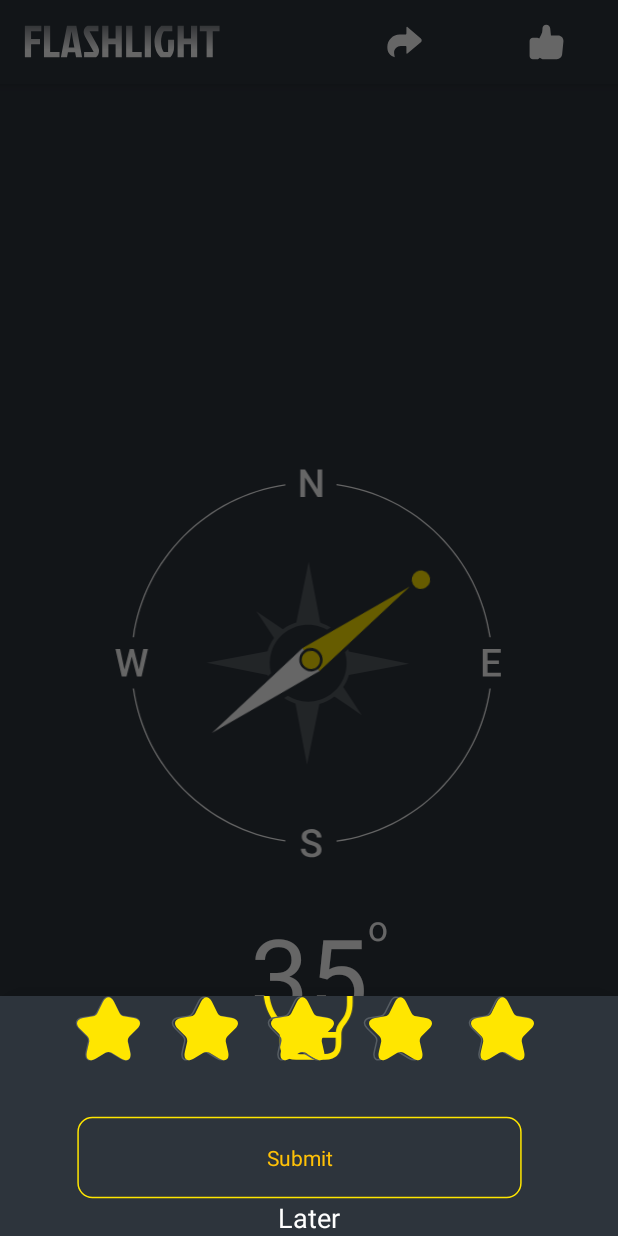
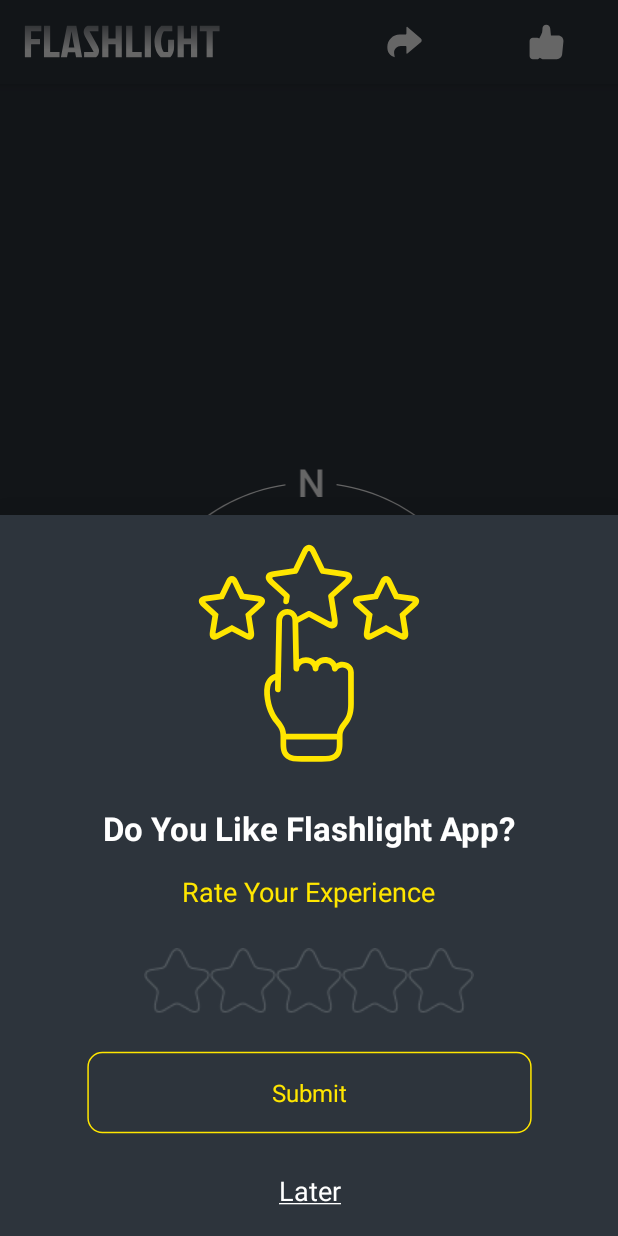
Before and after one commit to Mohd-Sohaib/FlashLight, an Android app: the CompassFrag screen opened through its navigation route, after a tap on an icon or button, on a phone screen of 412 x 824 dp. Run offline under Robolectric (Android 15) with nearby library versions, the phone set to English and light mode, and no system bars; 1 statement that could not run was skipped.

Commit message:
Update Design,Add New Functionality and Bug Fix

```diff
--- a/app/build.gradle
+++ b/app/build.gradle
@@ -42,8 +42,9 @@ dependencies {
     implementation 'androidx.appcompat:appcompat:1.6.1'
     implementation 'com.google.android.material:material:1.9.0'
     implementation 'androidx.constraintlayout:constraintlayout:2.1.4'
-    implementation 'androidx.navigation:navigation-fragment-ktx:2.5.3'
-    implementation 'androidx.navigation:navigation-ui-ktx:2.5.3'
+    implementation 'androidx.navigation:navigation-fragment-ktx:2.6.0'
+    implementation 'androidx.navigation:navigation-ui-ktx:2.6.0'
+    implementation 'androidx.core:core-ktx:1.10.1'
     testImplementation 'junit:junit:4.13.2'
     androidTestImplementation 'androidx.test.ext:junit:1.1.5'
     androidTestImplementation 'androidx.test.espresso:espresso-core:3.5.1'
--- a/app/src/main/AndroidManifest.xml
+++ b/app/src/main/AndroidManifest.xml
@@ -1,6 +1,12 @@
 <?xml version="1.0" encoding="utf-8"?>
 <manifest xmlns:android="http://schemas.android.com/apk/res/android"
     xmlns:tools="http://schemas.android.com/tools">
+
+    <uses-permission android:name="android.permission.CAMERA"/>
+    <uses-permission android:name="android.permission.FLASHLIGHT"/>
+    <uses-feature android:name="android.hardware.camera"/>
+    <uses-feature android:name="android.hardware.camera.flash"/>
+
 
     <application
         android:allowBackup="true"
--- a/app/src/main/java/com/example/flashlight/HomeFrag.kt
+++ b/app/src/main/java/com/example/flashlight/HomeFrag.kt
@@ -1,17 +1,39 @@
 package com.example.flashlight
 
+import android.annotation.SuppressLint
+import android.app.AlertDialog
+import android.content.Context
+import android.content.DialogInterface
+import android.content.pm.PackageManager
+import android.graphics.Camera
+import android.hardware.camera2.CameraAccessException
+import android.hardware.camera2.CameraManager
+import android.hardware.camera2.CameraManager.TorchCallback
+import android.os.BatteryManager
+import android.os.Build
 import android.os.Bundle
 import androidx.fragment.app.Fragment
 import android.view.LayoutInflater
 import android.view.View
 import android.view.ViewGroup
+import android.widget.Toast
+import androidx.core.content.ContextCompat.getSystemService
+import androidx.core.content.getSystemService
 import androidx.navigation.fragment.findNavController
 import com.example.flashlight.databinding.FragmentHomeBinding
+import java.lang.reflect.Parameter
 
 
 class HomeFrag : Fragment() {
     private var _binding : FragmentHomeBinding ?= null
     private val binding get() = _binding!!
+
+    private lateinit var cameraManager: CameraManager
+    private lateinit var cameraId : String
+    private lateinit var batteryManager: BatteryManager
+    private lateinit var torchCallback: TorchCallback
+
+
     override fun onCreateView(
         inflater: LayoutInflater, container: ViewGroup?,
         savedInstanceState: Bundle?
@@ -19,15 +41,35 @@ class HomeFrag : Fragment() {
         // Inflate the layout for this fragment
         _binding = FragmentHomeBinding.inflate(inflater,container,false)
 
+        val isFlashAvailable = requireContext().packageManager.hasSystemFeature(PackageManager.FEATURE_CAMERA_FLASH)
+        if(!isFlashAvailable){
+           Toast.makeText(requireContext(),"Flash Not found...!", Toast.LENGTH_SHORT).show()
+        }
+
+
+        batteryManager = activity?.getSystemService(Context.BATTERY_SERVICE) as BatteryManager
+
+        cameraManager = activity?.getSystemService(Context.CAMERA_SERVICE) as CameraManager
+        try {
+            cameraId = cameraManager.cameraIdList[0]
+        }catch (e : CameraAccessException){
+            e.printStackTrace()
+        }
         return binding.root
     }
 
+    @SuppressLint("SetTextI18n")
     override fun onViewCreated(view: View, savedInstanceState: Bundle?) {
         super.onViewCreated(view, savedInstanceState)
 
         binding.btnOn.visibility = View.INVISIBLE
         binding.imgLightOn.visibility = View.INVISIBLE
         binding.txtTorchOn.visibility = View.INVISIBLE
+        binding.line1.visibility = View.INVISIBLE
+        binding.line2.visibility = View.INVISIBLE
+        binding.line3.visibility = View.INVISIBLE
+        binding.line4.visibility = View.INVISIBLE
+        binding.line5.visibility = View.INVISIBLE
 
         binding.btnOff.setOnClickListener {
             binding.btnOff.visibility = View.INVISIBLE
@@ -36,6 +78,7 @@ class HomeFrag : Fragment() {
             binding.imgLightOn.visibility = View.VISIBLE
             binding.txtTorchOff.visibility = View.INVISIBLE
             binding.txtTorchOn.visibility = View.VISIBLE
+            flashLightOFF()
         }
 
         binding.btnOn.setOnClickListener {
@@ -45,11 +88,64 @@ class HomeFrag : Fragment() {
             binding.imgLightOff.visibility = View.VISIBLE
             binding.txtTorchOn.visibility = View.INVISIBLE
             binding.txtTorchOff.visibility = View.VISIBLE
+            flashLightON()
         }
 
         binding.imgCompass.setOnClickListener {
             findNavController().navigate(R.id.action_homeFrag_to_compassFrag)
         }
+
+        val percentage = batteryManager.getIntProperty(BatteryManager.BATTERY_PROPERTY_CAPACITY)
+        binding.txtBatteryPercentage.text = "$percentage%"
+        if(percentage <= 20){
+            binding.line1.visibility = View.VISIBLE
+        }else if(percentage < 45){
+            binding.line1.visibility = View.VISIBLE
+            binding.line2.visibility = View.VISIBLE
+        }else if(percentage < 65){
+            binding.line1.visibility = View.VISIBLE
+            binding.line2.visibility = View.VISIBLE
+            binding.line3.visibility = View.VISIBLE
+        }else if(percentage <= 90){
+            binding.line1.visibility = View.VISIBLE
+            binding.line2.visibility = View.VISIBLE
+            binding.line3.visibility = View.VISIBLE
+            binding.line4.visibility = View.VISIBLE
+        }else{
+            binding.line1.visibility = View.VISIBLE
+            binding.line2.visibility = View.VISIBLE
+            binding.line3.visibility = View.VISIBLE
+            binding.line4.visibility = View.VISIBLE
+            binding.line5.visibility = View.VISIBLE
+        }
     }
 
+
+    private fun flashLightON() {
+       try {
+           cameraManager.setTorchMode(cameraId,false)
+       }catch (e : CameraAccessException){
+           e.printStackTrace()
+       }
+    }
+
+    private fun flashLightOFF() {
+        try {
+            cameraManager.setTorchMode(cameraId,true)
+        }catch (e : CameraAccessException){
+            e.printStackTrace()
+        }
+    }
+
+    override fun onDestroy() {
+        super.onDestroy()
+        _binding = null
+
+        try {
+            cameraManager.setTorchMode(cameraId,false)
+        }catch (e : CameraAccessException){
+            e.printStackTrace()
+        }
+
+    }
 }
--- /dev/null
+++ b/app/src/main/java/com/example/flashlight/viewModel/mainViewModel.kt
@@ -0,0 +1,7 @@
+package com.example.flashlight.viewModel
+
+import android.os.BatteryManager
+import androidx.lifecycle.ViewModel
+
+class mainViewModel : ViewModel() {
+}
--- /dev/null
+++ b/app/src/main/res/drawable/custom_rating_bar.xml
@@ -0,0 +1,13 @@
+<?xml version="1.0" encoding="utf-8"?>
+<layer-list xmlns:android="http://schemas.android.com/apk/res/android">
+
+    <item android:id="@android:id/background"
+        android:drawable="@drawable/star_empty"/>
+
+    <item android:id="@android:id/secondaryProgress"
+        android:drawable="@drawable/star_empty"
+        />
+    <item android:id="@android:id/progress"
+        android:drawable="@drawable/star_fill"
+        />
+</layer-list>
--- /dev/null
+++ b/app/src/main/res/drawable/rating_empty.xml
@@ -0,0 +1,17 @@
+<?xml version="1.0" encoding="utf-8"?>
+<selector xmlns:android="http://schemas.android.com/apk/res/android">
+
+    <item android:state_pressed="true"
+        android:state_window_focused="true"
+        android:drawable="@drawable/star_empty" />
+
+    <item android:state_focused="true"
+        android:state_window_focused="true"
+        android:drawable="@drawable/star_empty"/>
+
+    <item android:state_selected="true"
+        android:state_window_focused="true"
+        android:drawable="@drawable/star_empty"/>
+
+    <item android:drawable="@drawable/star_empty"/>
+</selector>
--- /dev/null
+++ b/app/src/main/res/drawable/rating_fill.xml
@@ -0,0 +1,19 @@
+<?xml version="1.0" encoding="utf-8"?>
+<selector xmlns:android="http://schemas.android.com/apk/res/android">
+
+    <item android:state_pressed="true"
+        android:state_window_focused="true"
+        android:drawable="@drawable/star_fill"/>
+
+    <item android:state_focused="true"
+        android:state_window_focused="true"
+        android:drawable="@drawable/star_fill"/>
+
+
+    <item android:state_selected="true"
+        android:state_window_focused="true"
+        android:drawable="@drawable/star_fill"/>
+
+
+    <item android:drawable="@drawable/star_fill"/>
+</selector>
--- a/app/src/main/res/drawable/rounded_dialog.xml
+++ b/app/src/main/res/drawable/rounded_dialog.xml
@@ -1,7 +1,6 @@
 <?xml version="1.0" encoding="utf-8"?>
 <shape xmlns:android="http://schemas.android.com/apk/res/android"
     android:shape="rectangle">
-
     <solid android:color="@color/home_frag_bg"/>
     <corners android:topLeftRadius="18dp"
         android:topRightRadius="18dp"/>
--- a/app/src/main/res/layout/fragment_bottom_sheet_rating.xml
+++ b/app/src/main/res/layout/fragment_bottom_sheet_rating.xml
@@ -5,200 +5,92 @@
     android:layout_width="match_parent"
     android:layout_height="wrap_content"
     android:background="@color/home_frag_bg"
-    tools:context=".BottomSheetRatingFrag" >
+    tools:context=".BottomSheetRatingFrag">
 
     <ImageView
-        android:id="@+id/imageView"
+        android:id="@+id/img_star_top"
         android:layout_width="wrap_content"
         android:layout_height="wrap_content"
-        android:layout_marginTop="16dp"
-        android:contentDescription="@null"
+        android:layout_marginTop="15dp"
+        android:layout_marginBottom="25dp"
         android:src="@drawable/ic_dialog_rating"
-        app:layout_constraintBottom_toTopOf="@+id/textView3"
+        app:layout_constraintBottom_toTopOf="@+id/text_View"
         app:layout_constraintEnd_toEndOf="parent"
-        app:layout_constraintHorizontal_bias="0.498"
         app:layout_constraintStart_toStartOf="parent"
-        app:layout_constraintTop_toTopOf="parent" />
+        app:layout_constraintTop_toTopOf="parent"
+        app:layout_constraintVertical_bias="0.13"
+        android:contentDescription="@null" />
 
     <TextView
-        android:id="@+id/textView3"
+        android:id="@+id/text_View"
         android:layout_width="wrap_content"
         android:layout_height="wrap_content"
+        android:layout_marginBottom="15dp"
         android:text="@string/txt_question"
-        android:layout_marginBottom="11dp"
         android:textColor="@color/white"
         android:textSize="22sp"
         android:textStyle="bold"
-        app:layout_constraintBottom_toTopOf="@+id/textView4"
-        app:layout_constraintEnd_toEndOf="@+id/imageView"
-        app:layout_constraintHorizontal_bias="0.453"
-        app:layout_constraintStart_toStartOf="@+id/imageView" />
+        app:layout_constraintBottom_toTopOf="@+id/textViewRate"
+        app:layout_constraintEnd_toEndOf="parent"
+        app:layout_constraintStart_toStartOf="parent" />
 
     <TextView
-        android:id="@+id/textView4"
+        android:id="@+id/textViewRate"
         android:layout_width="wrap_content"
         android:layout_height="wrap_content"
-        android:layout_marginBottom="8dp"
+        android:layout_marginBottom="25dp"
         android:text="@string/txt_rate"
-        android:textColor="#FFC107"
-        android:textSize="20sp"
-        app:layout_constraintBottom_toTopOf="@+id/star_3"
-        app:layout_constraintEnd_toEndOf="@+id/textView3"
-        app:layout_constraintHorizontal_bias="0.576"
-        app:layout_constraintStart_toStartOf="@+id/textView3"
-        tools:ignore="MissingConstraints" />
+        android:textColor="@color/yellow"
+        android:textSize="18sp"
+        app:layout_constraintBottom_toTopOf="@+id/ratingBar"
+        app:layout_constraintEnd_toEndOf="parent"
+        app:layout_constraintStart_toStartOf="parent" />
+
+    <RatingBar
+        android:id="@+id/ratingBar"
+        android:layout_width="wrap_content"
+        android:layout_height="wrap_content"
+        android:layout_marginBottom="25dp"
+        android:numStars="5"
+        android:stepSize="1"
+        style="@style/CustomRatingBarStyle"
+        app:layout_constraintBottom_toTopOf="@+id/img_submit"
+        app:layout_constraintEnd_toEndOf="@+id/textViewRate"
+        app:layout_constraintStart_toStartOf="@+id/textViewRate"
+        android:contentDescription="@null"/>
 
     <ImageView
-        android:id="@+id/star_1"
+        android:id="@+id/img_submit"
         android:layout_width="wrap_content"
         android:layout_height="wrap_content"
-        android:layout_marginStart="50dp"
-        android:src="@drawable/ic_nil_star"
-        app:layout_constraintBottom_toBottomOf="@+id/star_2"
-        app:layout_constraintStart_toStartOf="parent"
-        app:layout_constraintTop_toTopOf="@+id/star_2"
-        android:contentDescription="@null" />
-
-    <ImageView
-        android:id="@+id/star_2"
-        android:layout_width="wrap_content"
-        android:layout_height="wrap_content"
-        android:layout_marginStart="20dp"
-        android:src="@drawable/ic_nil_star"
-        app:layout_constraintBottom_toBottomOf="@+id/star_3"
-        app:layout_constraintStart_toEndOf="@+id/star_1"
-        app:layout_constraintTop_toTopOf="@+id/star_3"
-        android:contentDescription="@null" />
-
-    <ImageView
-        android:id="@+id/star_3"
-        android:layout_width="wrap_content"
-        android:layout_height="wrap_content"
-        android:layout_marginStart="20dp"
-        android:src="@drawable/ic_nil_star"
-        app:layout_constraintBottom_toBottomOf="@+id/star_4"
-        app:layout_constraintStart_toEndOf="@+id/star_2"
-        app:layout_constraintTop_toTopOf="@+id/star_4"
-        android:contentDescription="@null" />
-
-    <ImageView
-        android:id="@+id/star_4"
-        android:layout_width="wrap_content"
-        android:layout_height="wrap_content"
-        android:layout_marginStart="20dp"
-        android:src="@drawable/ic_nil_star"
-        app:layout_constraintBottom_toBottomOf="@+id/star_5"
-        app:layout_constraintStart_toEndOf="@+id/star_3"
-        app:layout_constraintTop_toTopOf="@+id/star_5"
-        app:layout_constraintVertical_bias="0.0"
-        android:contentDescription="@null" />
-
-    <ImageView
-        android:id="@+id/star_5"
-        android:layout_width="wrap_content"
-        android:layout_height="wrap_content"
-        android:layout_marginStart="20dp"
-        android:layout_marginEnd="50dp"
-        android:contentDescription="@null"
-        android:src="@drawable/ic_nil_star"
-        app:layout_constraintEnd_toEndOf="parent"
-        app:layout_constraintStart_toEndOf="@+id/star_4"
-        tools:ignore="MissingConstraints"
-        tools:layout_editor_absoluteY="302dp" />
-
-    <ImageView
-        android:id="@+id/fill_star_1"
-        android:layout_width="wrap_content"
-        android:layout_height="wrap_content"
-        android:layout_marginStart="51dp"
-        android:src="@drawable/ic_full_star"
-        app:layout_constraintBottom_toBottomOf="@+id/fill_star_2"
-        app:layout_constraintStart_toStartOf="parent"
-        app:layout_constraintTop_toTopOf="@+id/fill_star_2"
-        android:contentDescription="@null" />
-
-    <ImageView
-        android:id="@+id/fill_star_2"
-        android:layout_width="wrap_content"
-        android:layout_height="wrap_content"
-        android:layout_marginStart="23dp"
-        android:contentDescription="@null"
-        android:src="@drawable/ic_full_star"
-        app:layout_constraintBottom_toBottomOf="@+id/fill_star_3"
-        app:layout_constraintStart_toEndOf="@+id/fill_star_1"
-        app:layout_constraintTop_toTopOf="@+id/fill_star_3"
-        app:layout_constraintVertical_bias="0.0" />
-
-    <ImageView
-        android:id="@+id/fill_star_3"
-        android:layout_width="wrap_content"
-        android:layout_height="wrap_content"
-        android:layout_marginStart="22dp"
-        android:src="@drawable/ic_full_star"
-        app:layout_constraintBottom_toBottomOf="@+id/fill_star_4"
-        app:layout_constraintStart_toEndOf="@+id/fill_star_2"
-        app:layout_constraintTop_toTopOf="@+id/fill_star_4"
-        android:contentDescription="@null" />
-
-    <ImageView
-        android:id="@+id/fill_star_4"
-        android:layout_width="wrap_content"
-        android:layout_height="wrap_content"
-        android:layout_marginStart="23dp"
-        android:src="@drawable/ic_full_star"
-        app:layout_constraintBottom_toBottomOf="@+id/fill_star_5"
-        app:layout_constraintStart_toEndOf="@+id/fill_star_3"
-        app:layout_constraintTop_toTopOf="@+id/fill_star_5"
-        app:layout_constraintVertical_bias="0.0"
-        android:contentDescription="@null" />
-
-    <ImageView
-        android:id="@+id/fill_star_5"
-        android:layout_width="wrap_content"
-        android:layout_height="wrap_content"
-        android:layout_marginStart="20dp"
-        android:layout_marginEnd="50dp"
-        android:contentDescription="@null"
-        android:src="@drawable/ic_full_star"
-        app:layout_constraintEnd_toEndOf="parent"
-        app:layout_constraintStart_toEndOf="@+id/fill_star_4"
-        tools:ignore="MissingConstraints"
-        tools:layout_editor_absoluteY="302dp" />
-
-    <ImageView
-        android:id="@+id/imageView4"
-        android:layout_width="wrap_content"
-        android:layout_height="wrap_content"
-        android:layout_marginTop="36dp"
         android:src="@drawable/ic_submit_btn"
-        app:layout_constraintEnd_toEndOf="parent"
-        app:layout_constraintHorizontal_bias="0.442"
-        app:layout_constraintStart_toStartOf="parent"
-        app:layout_constraintTop_toBottomOf="@+id/star_3"
+        android:layout_marginBottom="25dp"
+        app:layout_constraintBottom_toTopOf="@+id/txt_later"
+        app:layout_constraintEnd_toEndOf="@+id/ratingBar"
+        app:layout_constraintStart_toStartOf="@+id/ratingBar"
         android:contentDescription="@null" />
 
     <TextView
-        android:id="@+id/textView5"
+        android:id="@+id/text_submit"
+        android:layout_width="wrap_content"
+        android:layout_height="wrap_content"
+        android:text="@string/submit"
+        android:textColor="@color/yellow"
+        android:textSize="16sp"
+        app:layout_constraintBottom_toBottomOf="@+id/img_submit"
+        app:layout_constraintEnd_toEndOf="@+id/img_submit"
+        app:layout_constraintStart_toStartOf="@+id/img_submit"
+        app:layout_constraintTop_toTopOf="@+id/img_submit" />
+
+    <TextView
+        android:id="@+id/txt_later"
         android:layout_width="wrap_content"
         android:layout_height="wrap_content"
         android:text="@string/later"
         android:textColor="@color/white"
         android:textSize="18sp"
+        android:layout_marginBottom="18dp"
         app:layout_constraintBottom_toBottomOf="parent"
-        app:layout_constraintEnd_toEndOf="parent"
-        app:layout_constraintStart_toStartOf="parent"
-        app:layout_constraintTop_toBottomOf="@+id/imageView4"
-        app:layout_constraintVertical_bias="0.13" />
-
-    <TextView
-        android:id="@+id/textView6"
-        android:layout_width="wrap_content"
-        android:layout_height="wrap_content"
-        android:textColor="#FFC107"
-        android:text="@string/submit"
-        app:layout_constraintBottom_toBottomOf="@+id/imageView4"
-        app:layout_constraintEnd_toEndOf="@+id/imageView4"
-        app:layout_constraintStart_toStartOf="@+id/imageView4"
-        app:layout_constraintTop_toTopOf="@+id/imageView4" />
-
+        app:layout_constraintEnd_toEndOf="@+id/img_submit"
+        app:layout_constraintStart_toStartOf="@+id/img_submit" />
 </androidx.constraintlayout.widget.ConstraintLayout>
--- a/app/src/main/res/values/colors.xml
+++ b/app/src/main/res/values/colors.xml
@@ -8,4 +8,5 @@
     <color name="black">#FF000000</color>
     <color name="white">#FFFFFFFF</color>
     <color name="home_frag_bg">#2D343C</color>
+    <color name="yellow">#FFE600</color>
 </resources>
--- a/app/src/main/res/values/strings.xml
+++ b/app/src/main/res/values/strings.xml
@@ -12,6 +12,6 @@
     <string name="degree">35</string>
     <string name="txt_question">Do You Like Flashlight App?</string>
     <string name="txt_rate">Rate Your Experience</string>
-    <string name="later">Later</string>
+    <string name="later"><u>Later</u></string>
     <string name="submit">Submit</string>
 </resources>
--- a/app/src/main/res/values/themes.xml
+++ b/app/src/main/res/values/themes.xml
@@ -24,4 +24,10 @@
         parent="Widget.Design.BottomSheet.Modal">
         <item name="android:background">@drawable/rounded_dialog</item>
     </style>
+
+    <style name="CustomRatingBarStyle"  parent="Widget.AppCompat.RatingBar">
+        <item name="android:progressDrawable">@drawable/custom_rating_bar</item>
+        <item name="android:minHeight">15dip</item>
+        <item name="android:maxHeight">43dip</item>
+    </style>
 </resources>
--- a/build.gradle
+++ b/build.gradle
@@ -2,5 +2,5 @@
 plugins {
     id 'com.android.application' version '7.4.2' apply false
     id 'com.android.library' version '7.4.2' apply false
-    id 'org.jetbrains.kotlin.android' version '1.8.0' apply false
+    id 'org.jetbrains.kotlin.android' version '1.9.0-Beta' apply false
 }
```
Also changed, not shown: app/src/main/java/com/example/flashlight/BottomSheetRatingFrag.kt (+1 -10 lines), app/src/main/res/drawable/star_empty.png (added), app/src/main/res/drawable/star_fill.png (added).
